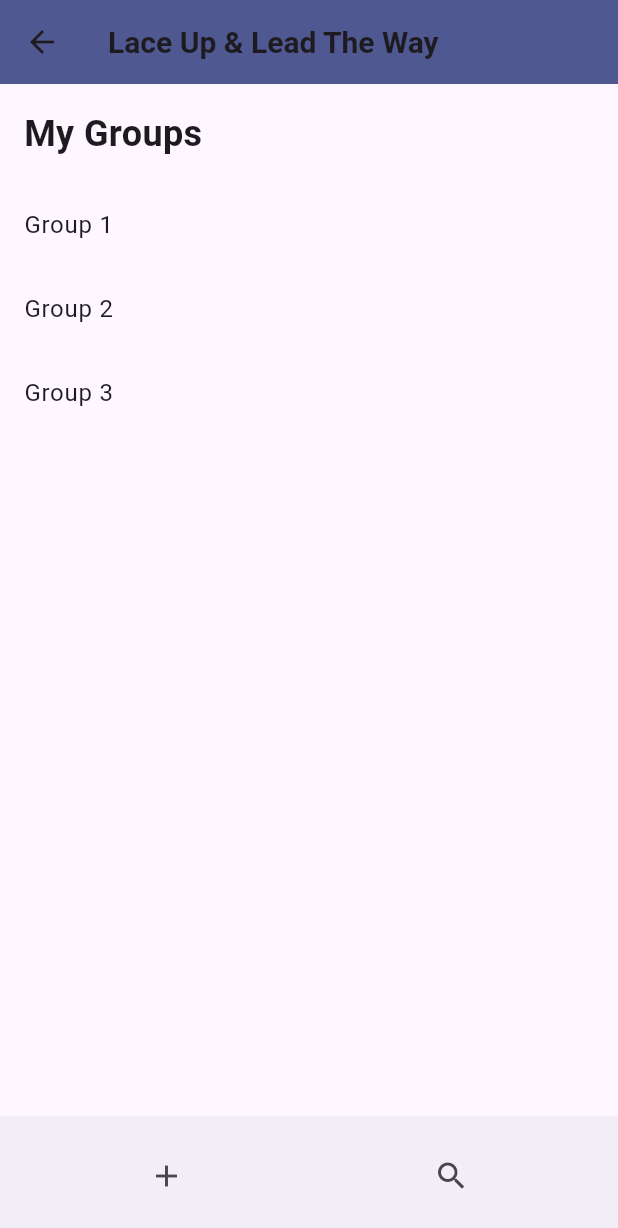
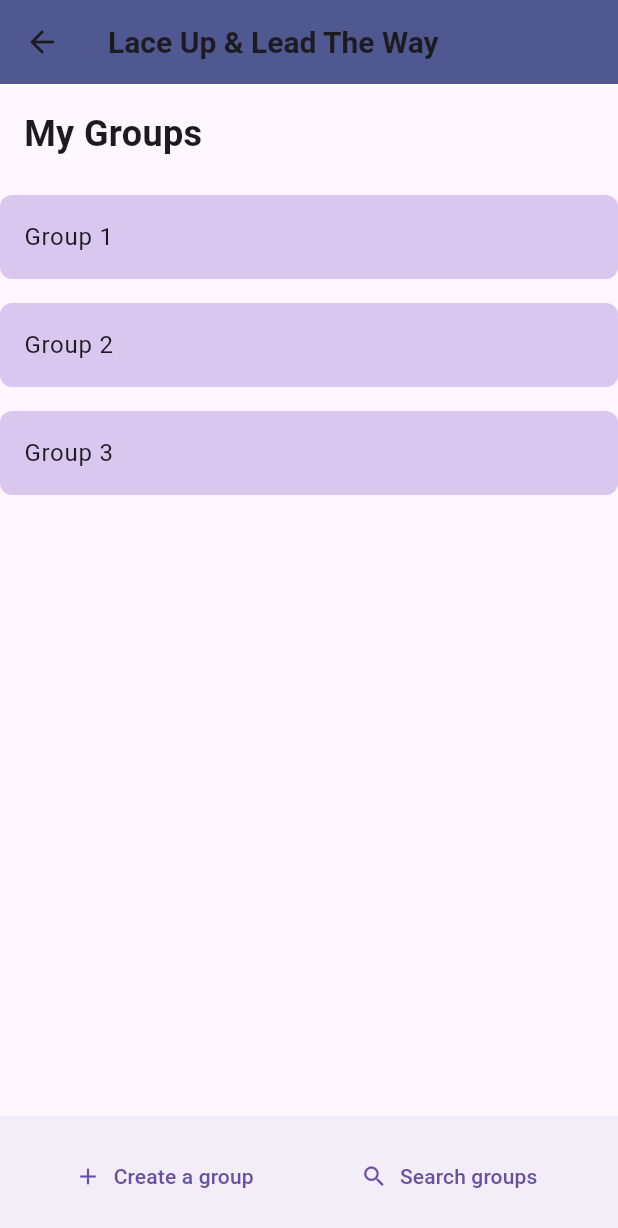
Before and after one commit to Edwinexd/dsv-pvt, a Flutter app: the MyGroups screen opened directly, on a phone screen of 412 x 824 dp. Shown: the top 1228 px of the screen. Run offline on Flutter 3.47's test engine with Material 3 defaults, Android fonts, the phone set to English and light mode, and no system bars; our stand-ins replace dio, flutter_dotenv, google_fonts; network calls fail.

Commit message:
Changed navigator in main class, it navigates to MyGroups page now instead of AllGroupPages.
Did design changes to the MyGroupsPage based on the Figma-prototype.

```diff
--- a/flutter_application/lib/main.dart
+++ b/flutter_application/lib/main.dart
@@ -1,3 +1,4 @@
+import 'package:flutter_application/views/my_groups.dart';
 import 'package:flutter_dotenv/flutter_dotenv.dart';
 import 'package:flutter/material.dart';
 import 'package:flutter_application/views/all_group_pages.dart';
@@ -126,7 +127,7 @@ class MainPageState extends State<MainPage> {
     Navigator.push(
       context,
       MaterialPageRoute(
-        builder: ((context) => const AllGroupsPage()),
+        builder: ((context) => const MyGroups()),
       ),
     );
   }
--- a/flutter_application/lib/views/my_groups.dart
+++ b/flutter_application/lib/views/my_groups.dart
@@ -53,7 +53,14 @@ class _MyGroupsState extends State<MyGroups> {
               itemCount: myGroups.length,
               itemBuilder:  (context, index) {
                 final groupName = myGroups[index];
-                return ListTile(
+                return Padding(
+                  padding: const EdgeInsets.symmetric(vertical: 8.0),
+                  child: Container(
+                    decoration: BoxDecoration(
+                      color: const Color.fromARGB(200, 207, 186, 234), //Background color of the box according to Figma-prototype
+                      borderRadius: BorderRadius.circular(8.0),
+                    ),
+                    child: ListTile(
                     title: Text(groupName),
                     onTap: () {
                       Navigator.push(
@@ -63,6 +70,8 @@ class _MyGroupsState extends State<MyGroups> {
                         ),
                       );
                     },
+                    ),
+                  ),
             );
           }
         ),
@@ -73,7 +82,7 @@ class _MyGroupsState extends State<MyGroups> {
         child: Row(
           mainAxisAlignment: MainAxisAlignment.spaceAround,
           children: [
-            IconButton(
+            TextButton.icon(
               onPressed: () {
                 Navigator.push(
                   context,
@@ -81,22 +90,20 @@ class _MyGroupsState extends State<MyGroups> {
                     builder: (context) => const GroupCreation()
                   ),
                 );
-                //Navigate to creation
-
               },
               icon: const Icon(Icons.add),
-              tooltip: 'Create a group',
+              label: const Text('Create a group'),
             ),
-            IconButton(
+            TextButton.icon(
               onPressed: () {
                 Navigator.push(
                   context,
                   MaterialPageRoute(
                     builder: (context) => const AllGroupsPage()),
                 );
-                //Navigate to search
-              }, icon: const Icon(Icons.search),
-              tooltip: 'Search groups',
+              },
+              icon: const Icon(Icons.search),
+              label: const Text('Search groups'),
             ),
           ],
         ),
```
Lines whose indentation alone changed are shown as unchanged.
